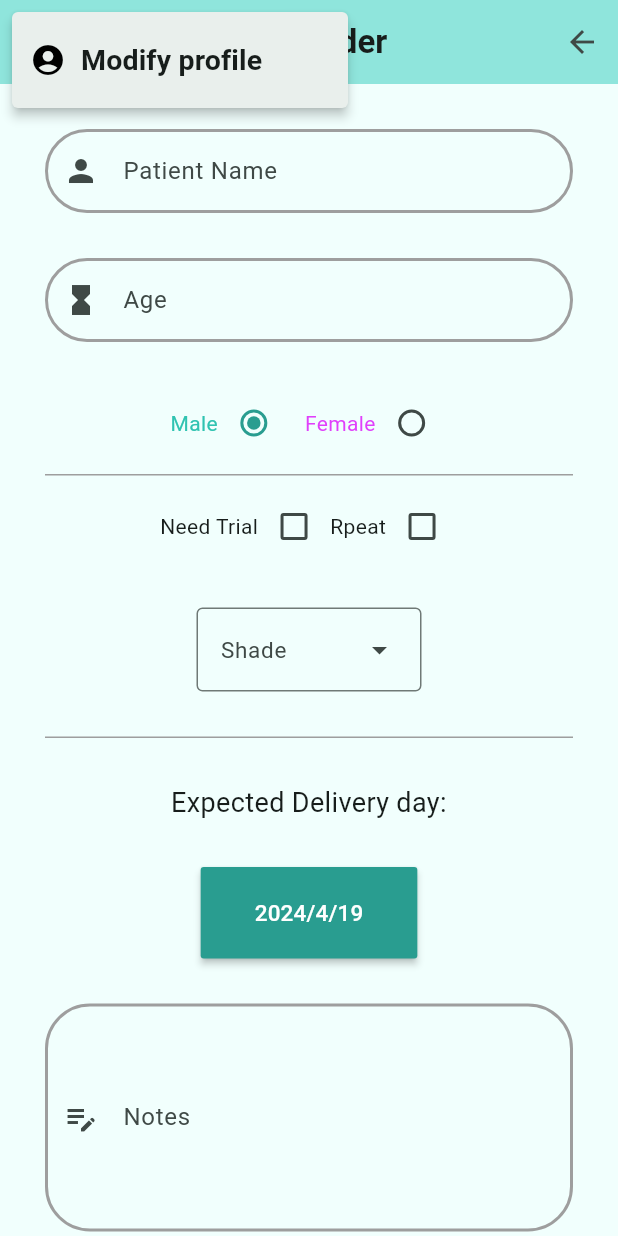
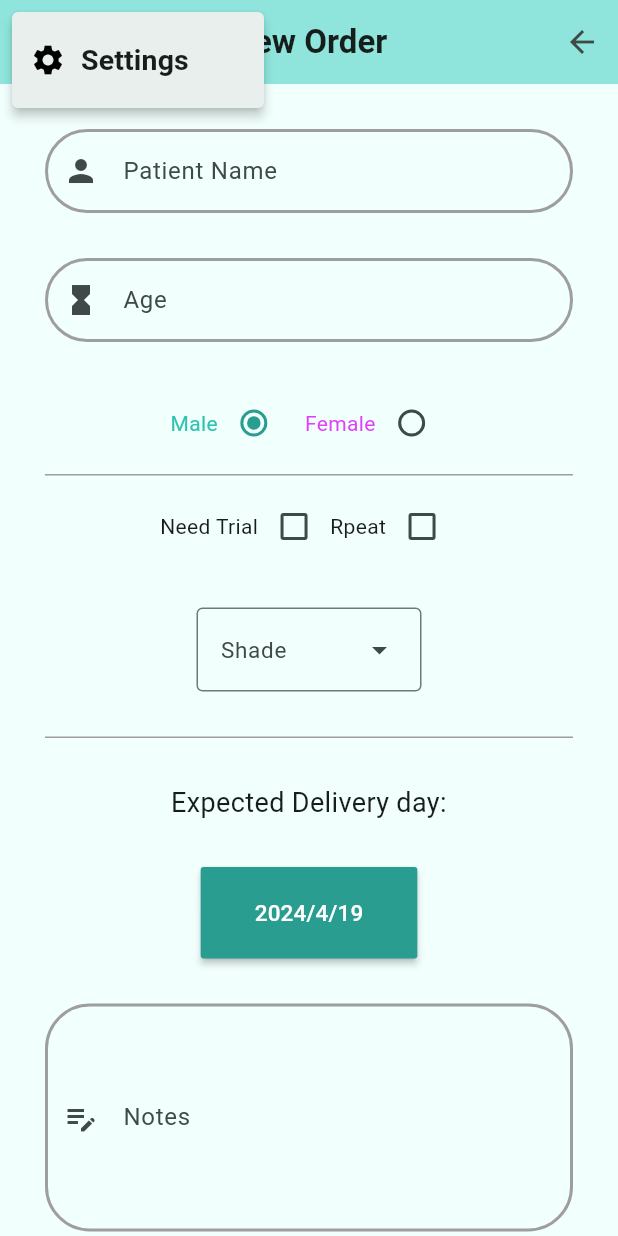
Before and after one commit to CS-PRO1/Project_Lambda_Dental, a Flutter app: the AddOrderScreen screen opened by its route, after a tap on "BL1", after a tap on the "arrow drop up" icon, after a tap on the "menu" icon, on a phone screen of 412 x 824 dp. Run offline on Flutter 3.47's test engine with Material 3 defaults, Android fonts, the phone set to English and light mode, and no system bars; our stand-ins replace dio, fluttertoast, get, image_picker, path_drawing and 1 more; missing offline and left inert: dart:ffi; accounts and stored records are empty.

Commit message:
settings

```diff
--- a/lib/View/order/AddOrderScreen.dart
+++ b/lib/View/order/AddOrderScreen.dart
@@ -25,15 +25,15 @@ class AddOrderScreen extends GetView {
                         child: Row(
                           children: [
                             Icon(
-                              Icons.account_circle,
+                              Icons.settings,
                               color: Colors.black,
                             ),
                             SizedBox(
                               width: 10,
                             ),
                             Container(
-                              child: const Text(
-                                "Modify profile",
+                              child: Text(
+                                'Settings'.tr,
                                 style: TextStyle(
                                   fontWeight: FontWeight.bold,
                                   fontSize: 19,
@@ -42,7 +42,7 @@ class AddOrderScreen extends GetView {
                             ),
                           ],
                         ),
-                        onTap: () => ()),
+                        onTap: () => Get.toNamed('/settings')),
                   ]),
           elevation: 0,
           backgroundColor: cyan200,
```
